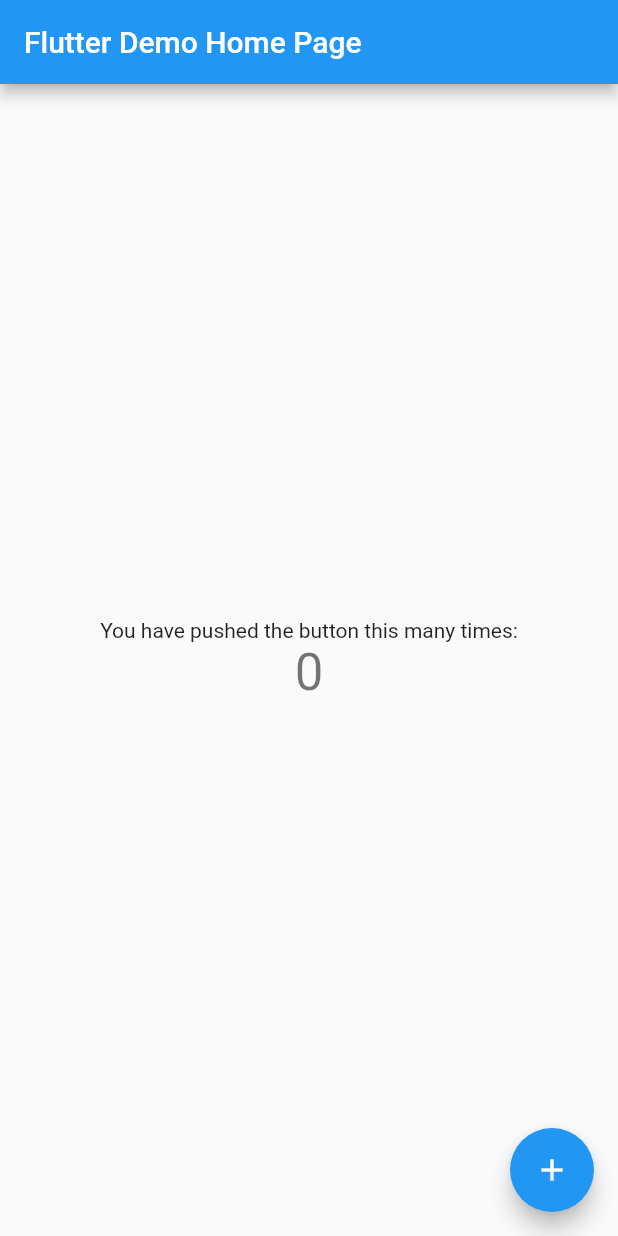
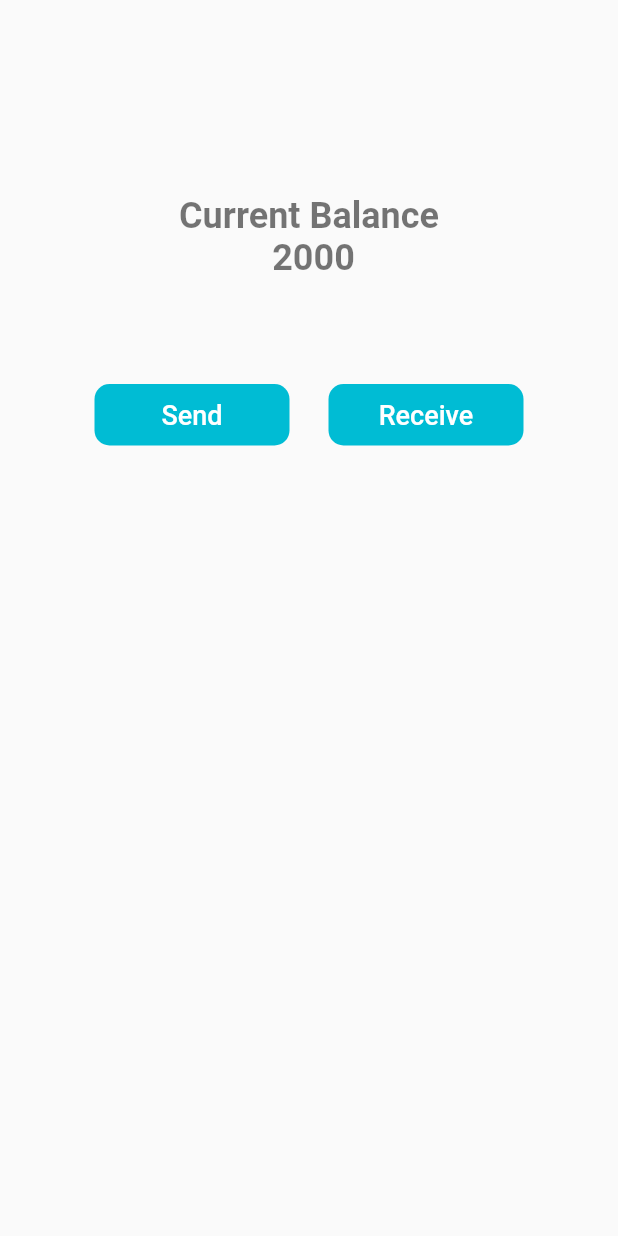
Before and after one commit to karanpokar/benzenecoin, a Flutter app: the screen it shows after launch, on a phone screen of 412 x 824 dp. Run offline on Flutter 3.47's test engine with Material 2 defaults, Android fonts, the phone set to English and light mode, and no system bars; our stand-ins replace get.

Commit message:
Added: HomeController and Home

```diff
--- /dev/null
+++ b/lib/Dashboard/Controllers/HomeController.dart
@@ -0,0 +1,26 @@
+import 'package:flutter/cupertino.dart';
+import 'package:get/get.dart';
+
+class HomeController extends GetxController {
+  var index = 10;
+  var color = Color(0xffff3322);
+  onChangeIndex() {
+    color = Color(0xff1122);
+    update();
+  }
+
+  onSendPressed() async {
+    print('sendPressed');
+  }
+
+  onReceivePressed() async {
+    print('receivedPressed');
+  }
+
+  @override
+  void onInit() {
+    print('Init function Called');
+    // TODO: implement onInit
+    super.onInit();
+  }
+}
--- /dev/null
+++ b/lib/Dashboard/ui/Home.dart
@@ -0,0 +1,83 @@
+import 'package:benzenecoin/Dashboard/Controllers/HomeController.dart';
+import 'package:flutter/material.dart';
+import 'package:get/get.dart';
+
+class Home extends StatelessWidget {
+  Home({Key? key}) : super(key: key);
+
+  HomeController controller = Get.put(HomeController());
+
+  @override
+  Widget build(BuildContext context) {
+    return GetBuilder<HomeController>(
+      builder: (controller) => Scaffold(
+          body: Container(
+        padding: EdgeInsets.all(30),
+        width: MediaQuery.of(context).size.width,
+        height: double.infinity,
+        child: SingleChildScrollView(
+            child: Container(
+          child: Column(
+            mainAxisAlignment: MainAxisAlignment.center,
+            children: [
+              const SizedBox(
+                height: 100,
+              ),
+              const Text(
+                'Current Balance\n 2000',
+                style: TextStyle(
+                    color: Colors.black54,
+                    fontSize: 24,
+                    fontWeight: FontWeight.w600),
+                textAlign: TextAlign.center,
+              ),
+              const SizedBox(
+                height: 50,
+              ),
+              Container(
+                  padding: EdgeInsets.all(20),
+                  width: MediaQuery.of(context).size.width - 60,
+                  child: Row(
+                    mainAxisAlignment: MainAxisAlignment.spaceAround,
+                    children: [
+                      GestureDetector(
+                        onTap: () => controller.onSendPressed(),
+                        child: Container(
+                            width: 130,
+                            alignment: Alignment.center,
+                            padding: EdgeInsets.fromLTRB(0, 10, 0, 10),
+                            decoration: BoxDecoration(
+                                color: Colors.cyan,
+                                borderRadius: BorderRadius.circular(10)),
+                            child: Text(
+                              'Send',
+                              style: TextStyle(
+                                  color: Colors.white,
+                                  fontWeight: FontWeight.w500,
+                                  fontSize: 18),
+                            )),
+                      ),
+                      GestureDetector(
+                        onTap: () => controller.onReceivePressed(),
+                        child: Container(
+                            width: 130,
+                            alignment: Alignment.center,
+                            padding: EdgeInsets.fromLTRB(0, 10, 0, 10),
+                            decoration: BoxDecoration(
+                                color: Colors.cyan,
+                                borderRadius: BorderRadius.circular(10)),
+                            child: Text('Receive',
+                                style: TextStyle(
+                                    color: Colors.white,
+                                    fontWeight: FontWeight.w500,
+                                    fontSize: 18))),
+                      ),
+                    ],
+                  ))
+            ],
+          ),
+        )),
+      )),
+    );
+  }
+}
--- a/lib/main.dart
+++ b/lib/main.dart
@@ -1,3 +1,4 @@
+import 'package:benzenecoin/Dashboard/ui/Home.dart';
 import 'package:flutter/material.dart';
 
 void main() {
@@ -24,92 +25,7 @@ class MyApp extends StatelessWidget {
         // is not restarted.
         primarySwatch: Colors.blue,
       ),
-      home: const MyHomePage(title: 'Flutter Demo Home Page'),
+      home: Home(),
     );
   }
 }
-
-class MyHomePage extends StatefulWidget {
-  const MyHomePage({Key? key, required this.title}) : super(key: key);
-
-  // This widget is the home page of your application. It is stateful, meaning
-  // that it has a State object (defined below) that contains fields that affect
-  // how it looks.
-
-  // This class is the configuration for the state. It holds the values (in this
-  // case the title) provided by the parent (in this case the App widget) and
-  // used by the build method of the State. Fields in a Widget subclass are
-  // always marked "final".
-
-  final String title;
-
-  @override
-  State<MyHomePage> createState() => _MyHomePageState();
-}
-
-class _MyHomePageState extends State<MyHomePage> {
-  int _counter = 0;
-
-  void _incrementCounter() {
-    setState(() {
-      // This call to setState tells the Flutter framework that something has
-      // changed in this State, which causes it to rerun the build method below
-      // so that the display can reflect the updated values. If we changed
-      // _counter without calling setState(), then the build method would not be
-      // called again, and so nothing would appear to happen.
-      _counter++;
-    });
-  }
-
-  @override
-  Widget build(BuildContext context) {
-    // This method is rerun every time setState is called, for instance as done
-    // by the _incrementCounter method above.
-    //
-    // The Flutter framework has been optimized to make rerunning build methods
-    // fast, so that you can just rebuild anything that needs updating rather
-    // than having to individually change instances of widgets.
-    return Scaffold(
-      appBar: AppBar(
-        // Here we take the value from the MyHomePage object that was created by
-        // the App.build method, and use it to set our appbar title.
-        title: Text(widget.title),
-      ),
-      body: Center(
-        // Center is a layout widget. It takes a single child and positions it
-        // in the middle of the parent.
-        child: Column(
-          // Column is also a layout widget. It takes a list of children and
-          // arranges them vertically. By default, it sizes itself to fit its
-          // children horizontally, and tries to be as tall as its parent.
-          //
-          // Invoke "debug painting" (press "p" in the console, choose the
-          // "Toggle Debug Paint" action from the Flutter Inspector in Android
-          // Studio, or the "Toggle Debug Paint" command in Visual Studio Code)
-          // to see the wireframe for each widget.
-          //
-          // Column has various properties to control how it sizes itself and
-          // how it positions its children. Here we use mainAxisAlignment to
-          // center the children vertically; the main axis here is the vertical
-          // axis because Columns are vertical (the cross axis would be
-          // horizontal).
-          mainAxisAlignment: MainAxisAlignment.center,
-          children: <Widget>[
-            const Text(
-              'You have pushed the button this many times:',
-            ),
-            Text(
-              '$_counter',
-              style: Theme.of(context).textTheme.headline4,
-            ),
-          ],
-        ),
-      ),
-      floatingActionButton: FloatingActionButton(
-        onPressed: _incrementCounter,
-        tooltip: 'Increment',
-        child: const Icon(Icons.add),
-      ), // This trailing comma makes auto-formatting nicer for build methods.
-    );
-  }
-}
--- a/pubspec.yaml
+++ b/pubspec.yaml
@@ -34,6 +34,10 @@ dependencies:
   # The following adds the Cupertino Icons font to your application.
   # Use with the CupertinoIcons class for iOS style icons.
   cupertino_icons: ^1.0.2
+  get: ^4.6.1
+  flutter_nearby_connections: ^1.1.1
+  flutter_vector_icons: ^1.0.0
+  shared_preferences: ^2.0.13
 
 dev_dependencies:
   flutter_test:
```
Also changed, not shown: 1 other file.
